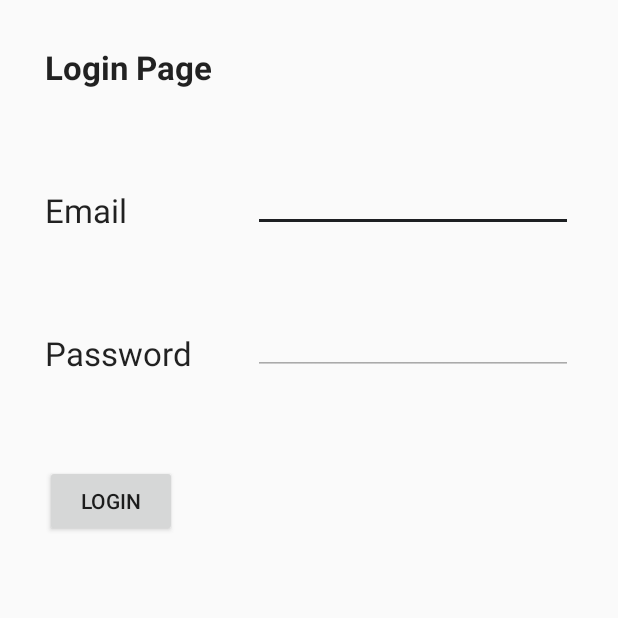
After one commit to bervlad/dressApp, an Android app: the LoginPage screen opened directly, with no data from a screen before it, on a phone screen of 412 x 824 dp, the top half of it. The commit adds this screen. Run offline under Robolectric (Android 15) with nearby library versions, the phone set to English and light mode, and no system bars; our stand-ins replace Firebase (no records; nobody signed in at launch, a user with empty details on screens opened directly); 1 statement that could not run was skipped.

Commit message:
sign in simple completed

```diff
--- a/app/src/main/AndroidManifest.xml
+++ b/app/src/main/AndroidManifest.xml
@@ -12,6 +12,7 @@
         android:roundIcon="@mipmap/ic_launcher_round"
         android:supportsRtl="true"
         android:theme="@style/AppTheme">
+        <activity android:name=".activity.LoginPage"></activity>
         <activity android:name=".activity.SecondActivity" />
         <activity android:name=".activity.ThirdActivity" />
         <activity android:name=".activity.MainActivity">
--- /dev/null
+++ b/app/src/main/java/com/example/androidtest/activity/LoginPage.java
@@ -0,0 +1,50 @@
+package com.example.androidtest.activity;
+
+import androidx.annotation.NonNull;
+import androidx.appcompat.app.AppCompatActivity;
+
+import android.os.Bundle;
+import android.util.Log;
+import android.widget.Toast;
+
+import com.example.androidtest.R;
+import com.google.android.gms.tasks.OnCompleteListener;
+import com.google.android.gms.tasks.Task;
+import com.google.firebase.auth.AuthResult;
+import com.google.firebase.auth.FirebaseAuth;
+import com.google.firebase.auth.FirebaseUser;
+
+public class LoginPage extends AppCompatActivity {
+
+    private static final String TAG = "LoginActivity";
+
+    @Override
+    protected void onCreate(Bundle savedInstanceState) {
+        super.onCreate(savedInstanceState);
+        setContentView(R.layout.activity_login_page);
+        final FirebaseAuth mAuth = FirebaseAuth.getInstance();
+
+
+
+        mAuth.signInWithEmailAndPassword(email, password)
+                .addOnCompleteListener(this, new OnCompleteListener<AuthResult>() {
+                    @Override
+                    public void onComplete(@NonNull Task<AuthResult> task) {
+                        if (task.isSuccessful()) {
+                            // Sign in success, update UI with the signed-in user's information
+                            Log.d(TAG, "signInWithEmail:success");
+                            FirebaseUser user = mAuth.getCurrentUser();
+
+                        } else {
+                            // If sign in fails, display a message to the user.
+                            Log.w(TAG, "signInWithEmail:failure", task.getException());
+                            Toast.makeText(LoginPage.this, "Authentication failed.",
+                                    Toast.LENGTH_SHORT).show();
+
+                        }
+
+                        // ...
+                    }
+                });
+    }
+}
--- a/app/src/main/java/com/example/androidtest/activity/ThirdActivity.java
+++ b/app/src/main/java/com/example/androidtest/activity/ThirdActivity.java
@@ -36,7 +36,7 @@ public class ThirdActivity extends BaseActivity {
         initToolbarWithNavigation("Details", false);
         initBasket();
 
-        final FirebaseAuth mAuth = ((AndroidTest)getApplication()).getmAuth();
+        final FirebaseAuth mAuth = FirebaseAuth.getInstance();
         final FirebaseUser currentUser = mAuth.getCurrentUser();
 
 
--- /dev/null
+++ b/app/src/main/res/layout/activity_login_page.xml
@@ -0,0 +1,68 @@
+<androidx.constraintlayout.widget.ConstraintLayout xmlns:android="http://schemas.android.com/apk/res/android"
+    xmlns:tools="http://schemas.android.com/tools"
+    android:layout_width="match_parent"
+    android:layout_height="match_parent"
+    xmlns:app="http://schemas.android.com/apk/res-auto"
+    android:padding="@dimen/tool_smargin">
+
+    <TextView
+        android:layout_width="wrap_content"
+        android:layout_height="wrap_content"
+        android:textAppearance="?android:attr/textAppearanceLarge"
+        android:text="Login Page"
+        android:textStyle="bold"
+        android:id="@+id/textView_login"
+        app:layout_constraintStart_toStartOf="parent"
+        app:layout_constraintTop_toTopOf="parent"
+         />
+
+    <TextView
+        android:layout_width="wrap_content"
+        android:layout_height="wrap_content"
+        android:textAppearance="?android:attr/textAppearanceLarge"
+        android:text="Email"
+        android:id="@+id/textView_username"
+        android:layout_marginTop="66dp"
+        app:layout_constraintTop_toBottomOf="@id/textView_login"
+        app:layout_constraintStart_toStartOf="parent"/>
+
+    <TextView
+        android:layout_width="wrap_content"
+        android:layout_height="wrap_content"
+        android:textAppearance="?android:attr/textAppearanceLarge"
+        android:text="Password"
+        android:id="@+id/textView_password"
+        android:layout_marginTop="66dp"
+        app:layout_constraintTop_toBottomOf="@id/textView_username"
+        app:layout_constraintStart_toStartOf="parent"/>
+
+    <EditText
+        android:layout_width="wrap_content"
+        android:layout_height="wrap_content"
+        android:inputType="textPersonName"
+        android:ems="10"
+        android:id="@+id/editText_user"
+        app:layout_constraintEnd_toEndOf="parent"
+        app:layout_constraintBottom_toBottomOf="@id/textView_username" />
+
+    <EditText
+        android:layout_width="wrap_content"
+        android:layout_height="wrap_content"
+        android:inputType="textPassword"
+        android:ems="10"
+        app:layout_constraintEnd_toEndOf="parent"
+        app:layout_constraintBottom_toBottomOf="@id/textView_password"
+        android:layout_marginStart="@dimen/tool_smargin"
+         />
+
+
+
+    <Button
+        android:layout_width="wrap_content"
+        android:layout_height="wrap_content"
+        android:text="Login"
+        android:id="@+id/button_login"
+        app:layout_constraintTop_toBottomOf="@id/textView_password"
+        app:layout_constraintStart_toStartOf="parent"
+        android:layout_marginTop="60dp" />
+</androidx.constraintlayout.widget.ConstraintLayout>
```
Also changed, not shown: app/src/main/java/com/example/androidtest/activity/MainActivity.java (+40 -10 lines).
